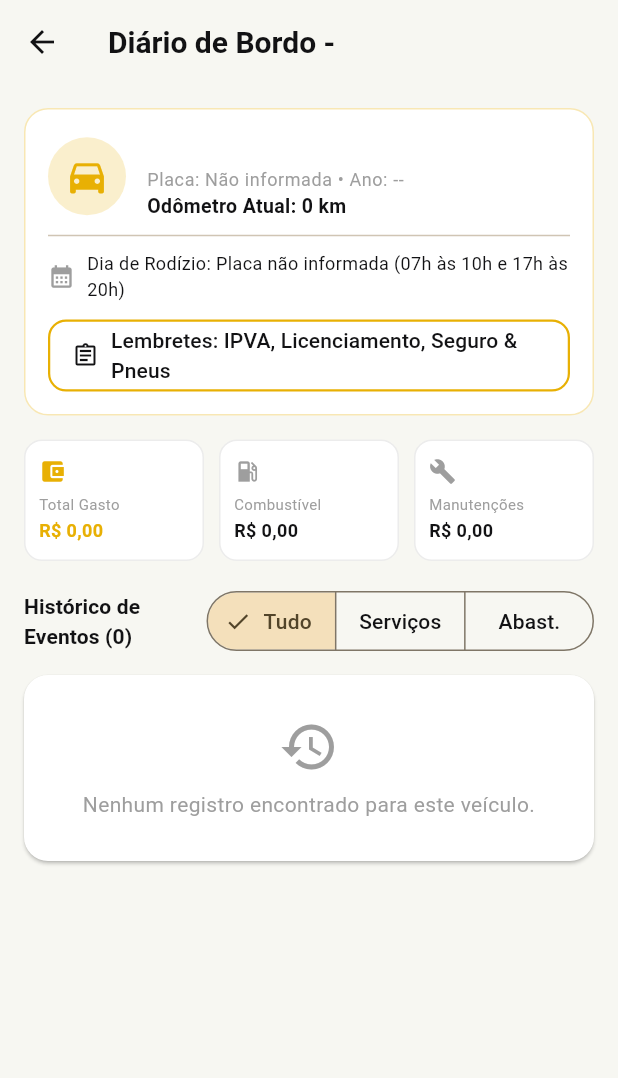
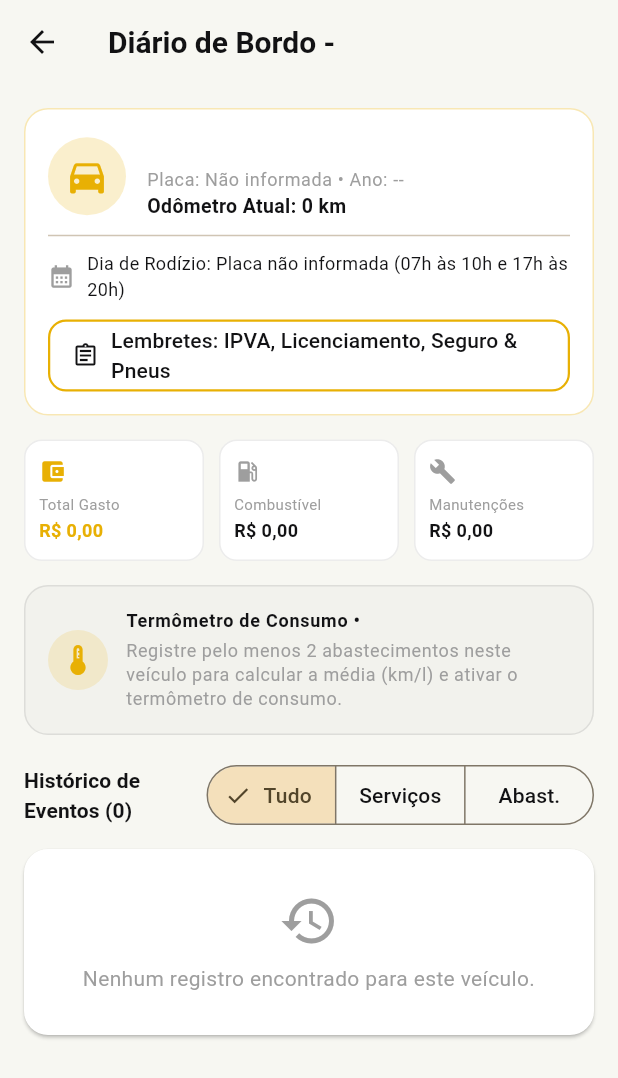
Before and after one commit to Davi-CGC/car-care, a Flutter app: the TelaHistoricoVeiculo screen opened directly with empty values, on a phone screen of 412 x 824 dp. Shown: the top 1078 px of the screen. Run offline on Flutter 3.47's test engine with Material 3 defaults, Android fonts, the phone set to English and light mode, and no system bars; our stand-ins replace cloud_firestore, firebase_auth, firebase_core, shared_preferences; accounts and stored records are empty.

Commit message:
feat: move termometro de consumo exclusivamente para o log de cada veiculo

```diff
--- a/lib/screens/manual/tela_manual.dart
+++ b/lib/screens/manual/tela_manual.dart
@@ -140,9 +140,10 @@ class _TelaManualState extends State<TelaManual> {
     _FaqItem(
       category: 'Combustível & Consumo',
       icon: Icons.thermostat,
-      question: 'O que significa o Termômetro de Consumo?',
+      question: 'Onde fica e o que significa o Termômetro de Consumo?',
       answer:
-          'O termômetro visual indica se o consumo médio do veículo está eficiente:\n'
+          'Cada veículo possui seu próprio Termômetro de Consumo exclusivo dentro do "Diário de Bordo / Log do Veículo" '
+          '(basta tocar no veículo e abrir o Diário de Bordo). Ele indica se o consumo médio daquele veículo está eficiente:\n'
           '• Verde (Muito Econômico): Alta autonomia por litro/m³.\n'
           '• Amarelo (Normal / Moderado): Consumo padrão esperado para o combustível e tipo de veículo.\n'
           '• Vermelho (Alto Consumo): Indica consumo elevado. Vale a pena verificar calibragem dos pneus, '
--- a/lib/screens/vehicle/tela_historico_veiculo.dart
+++ b/lib/screens/vehicle/tela_historico_veiculo.dart
@@ -274,7 +274,7 @@ class _TelaHistoricoVeiculoState extends State<TelaHistoricoVeiculo> {
                       const SizedBox(height: 16),
                     ],
 
-                    // Termômetro de Consumo
+                    // Termômetro de Consumo exclusivo deste veículo
                     if (avgConsumption != null) ...[
                       Builder(
                         builder: (_) {
@@ -288,8 +288,49 @@ class _TelaHistoricoVeiculoState extends State<TelaHistoricoVeiculo> {
                           return ConsumptionThermometer(
                             evaluation: eval,
                             unit: lastFuel?.unit == 'm³' ? 'km/m³' : 'km/l',
+                            vehicleName: v.name,
                           );
                         },
+                      ),
+                      const SizedBox(height: 16),
+                    ] else ...[
+                      Card(
+                        elevation: 0,
+                        color: isDark ? const Color(0xFF1E1E24) : Colors.grey.withValues(alpha: 0.06),
+                        shape: RoundedRectangleBorder(
+                          borderRadius: BorderRadius.circular(16),
+                          side: BorderSide(color: Colors.grey.withValues(alpha: 0.25)),
+                        ),
+                        child: Padding(
+                          padding: const EdgeInsets.all(16),
+                          child: Row(
+                            children: [
+                              CircleAvatar(
+                                backgroundColor: AppColors.goldenPollen.withValues(alpha: 0.15),
+                                child: const Icon(Icons.thermostat, color: AppColors.goldenPollen),
+                              ),
+                              const SizedBox(width: 12),
+                              Expanded(
+                                child: Column(
+                                  crossAxisAlignment: CrossAxisAlignment.start,
+                                  children: [
+                                    Text(
+                                      'Termômetro de Consumo • ${v.name}',
+                                      style: theme.textTheme.labelMedium?.copyWith(
+                                        fontWeight: FontWeight.bold,
+                                      ),
+                                    ),
+                                    const SizedBox(height: 4),
+                                    Text(
+                                      'Registre pelo menos 2 abastecimentos neste veículo para calcular a média (km/l) e ativar o termômetro de consumo.',
+                                      style: theme.textTheme.bodySmall?.copyWith(color: Colors.grey),
+                                    ),
+                                  ],
+                                ),
+                              ),
+                            ],
+                          ),
+                        ),
                       ),
                       const SizedBox(height: 16),
                     ],
--- a/lib/widgets/termometro_consumo.dart
+++ b/lib/widgets/termometro_consumo.dart
@@ -8,11 +8,13 @@ import '../utils/calculos.dart';
 class TermometroConsumo extends StatelessWidget {
   final AvaliacaoConsumo avaliacao;
   final String unidade;
+  final String? nomeVeiculo;
 
   const TermometroConsumo({
     super.key,
     required this.avaliacao,
     this.unidade = 'km/l',
+    this.nomeVeiculo,
   });
 
   Color get _cor => switch (avaliacao.nivel) {
@@ -56,7 +58,9 @@ class TermometroConsumo extends StatelessWidget {
                     crossAxisAlignment: CrossAxisAlignment.start,
                     children: [
                       Text(
-                        'Termômetro de Consumo',
+                        nomeVeiculo != null && nomeVeiculo!.isNotEmpty
+                            ? 'Termômetro de Consumo • $nomeVeiculo'
+                            : 'Termômetro de Consumo',
                         style: tema.textTheme.labelMedium?.copyWith(
                           color: eEscuro ? Colors.white70 : Colors.black54,
                           fontWeight: FontWeight.bold,
@@ -155,5 +159,10 @@ class ConsumptionThermometer extends TermometroConsumo {
     super.key,
     required AvaliacaoConsumo evaluation,
     String unit = 'km/l',
-  }) : super(avaliacao: evaluation, unidade: unit);
+    String? vehicleName,
+  }) : super(
+         avaliacao: evaluation,
+         unidade: unit,
+         nomeVeiculo: vehicleName,
+       );
 }
```
Also changed, not shown: lib/screens/home/tela_principal.dart (+1 -45 lines), 3 other files.
